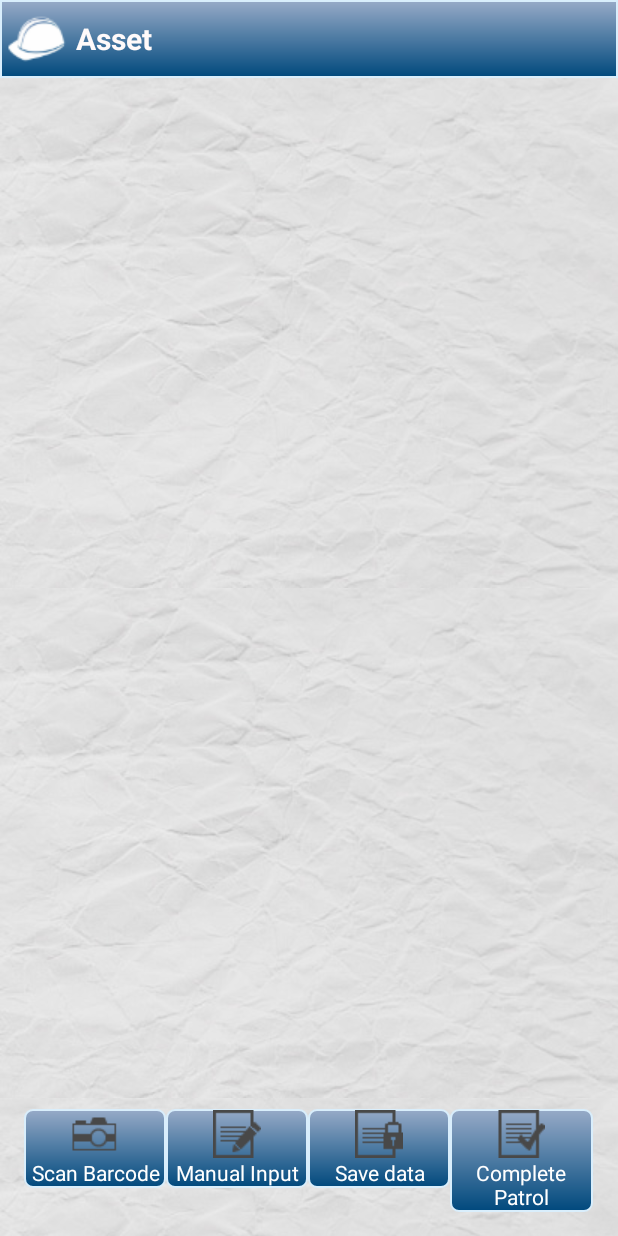
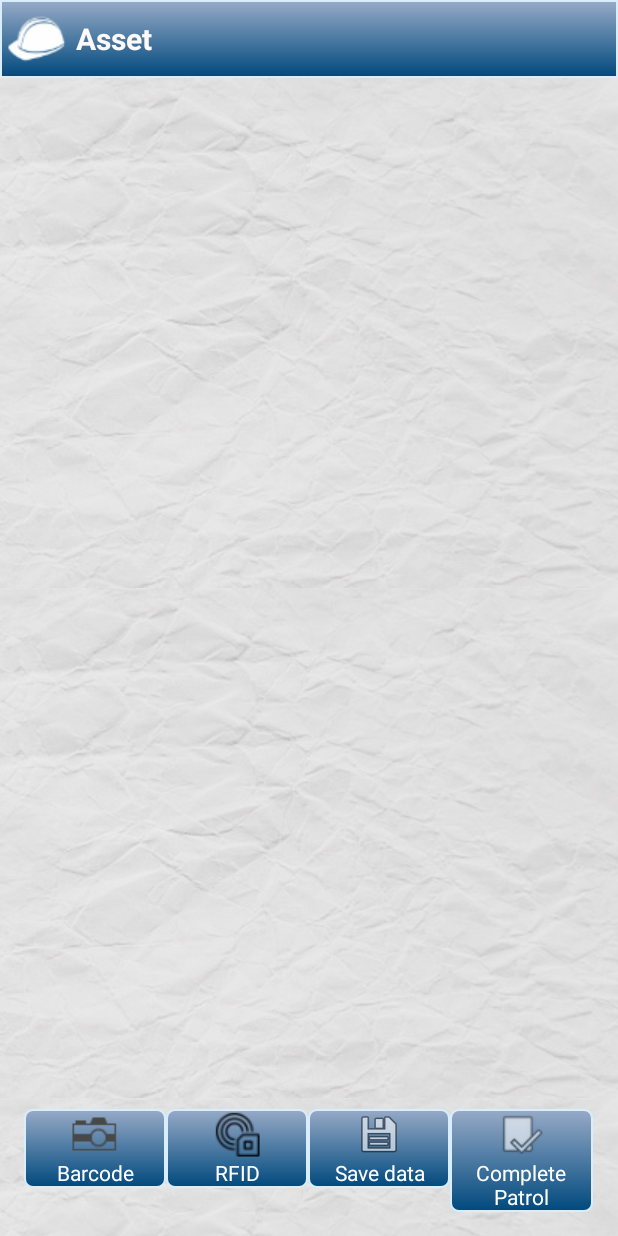
Before and after one commit to singerdmx/patrol, an Android app: the AssetsActivity screen opened directly, with no data from a screen before it, on a phone screen of 412 x 824 dp. Run offline under Robolectric (Android 15) with nearby library versions, the phone set to English and light mode, and no system bars; libraries missing offline, so code that uses them is left out: com.google.zxing.integration; 1 statement that could not run was skipped.

Commit message:
Add RFID button

```diff
--- a/mobile/app/src/main/java/com/mbrite/patrol/app/AssetsActivity.java
+++ b/mobile/app/src/main/java/com/mbrite/patrol/app/AssetsActivity.java
@@ -40,7 +40,6 @@ public class AssetsActivity extends ParentActivity {
         setContentView(R.layout.activity_assets);
         setWindowTitle(R.string.asset);
         setupScanButton();
-        setupInputButton();
         setupSaveDataButton();
         setupCompleteButton();
 
@@ -95,6 +94,9 @@ public class AssetsActivity extends ParentActivity {
                 intent.setFlags(Intent.FLAG_ACTIVITY_CLEAR_TOP);
                 startActivity(intent);
                 return true;
+            case R.id.manual_input:
+                manualInput();
+                return true;
             default:
                 return false;
         }
@@ -139,11 +141,7 @@ public class AssetsActivity extends ParentActivity {
         });
     }
 
-    private void setupInputButton() {
-        TextView inputButton = (TextView) findViewById(R.id.input_button);
-        inputButton.setOnClickListener(new View.OnClickListener() {
-            @Override
-            public void onClick(View view) {
+    private void manualInput() {
         Tracker.INSTANCE.targetAsset = null;
         final EditText input = new EditText(AssetsActivity.this);
         new AlertDialog.Builder(AssetsActivity.this, R.style.Theme_Base_AppCompat_Dialog_FixedSize)
@@ -167,8 +165,6 @@ public class AssetsActivity extends ParentActivity {
                 // Do nothing.
             }
         }).setIcon(android.R.drawable.ic_menu_edit).show();
-            }
-        });
     }
 
     private void setupSaveDataButton() {
--- a/mobile/app/src/main/res/layout/activity_assets.xml
+++ b/mobile/app/src/main/res/layout/activity_assets.xml
@@ -34,20 +34,20 @@
             android:drawableTop="@drawable/camera"
             android:gravity="center"
             android:orientation="vertical"
-            android:text="@string/scan_barcode"
+            android:text="@string/barcode"
             android:textColor="@color/white"></TextView>
 
         <TextView
-            android:id="@+id/input_button"
+            android:id="@+id/RFID_button"
             android:layout_width="0dp"
             android:layout_height="wrap_content"
             android:layout_weight=".20"
             android:background="@drawable/background_cyan"
             android:clickable="true"
-            android:drawableTop="@drawable/lined_paper_pencil"
+            android:drawableTop="@drawable/rfid"
             android:gravity="center"
             android:orientation="vertical"
-            android:text="@string/manual_input"
+            android:text="RFID"
             android:textColor="@color/white"></TextView>
 
         <TextView
@@ -57,7 +57,7 @@
             android:layout_weight=".20"
             android:background="@drawable/background_cyan"
             android:clickable="true"
-            android:drawableTop="@drawable/lined_paper_lock"
+            android:drawableTop="@android:drawable/ic_menu_save"
             android:gravity="center"
             android:orientation="vertical"
             android:text="@string/save_data"
@@ -70,7 +70,7 @@
             android:layout_weight=".20"
             android:background="@drawable/background_cyan"
             android:clickable="true"
-            android:drawableTop="@drawable/lined_paper_check"
+            android:drawableTop="@drawable/ic_menu_mark"
             android:gravity="center"
             android:orientation="vertical"
             android:text="@string/complete_patrol"
--- a/mobile/app/src/main/res/layout/activity_main.xml
+++ b/mobile/app/src/main/res/layout/activity_main.xml
@@ -58,7 +58,7 @@
             android:layout_weight=".33"
             android:background="@drawable/background_cyan"
             android:clickable="true"
-            android:drawableTop="@drawable/circleright"
+            android:drawableTop="@drawable/ic_go"
             android:gravity="center"
             android:orientation="vertical"
             android:text="@string/start_patrol"
--- a/mobile/app/src/main/res/menu/assets.xml
+++ b/mobile/app/src/main/res/menu/assets.xml
@@ -4,13 +4,17 @@
 
     <item
         android:id="@+id/logout"
-        android:icon="@drawable/userblock"
+        android:icon="@drawable/ic_menu_blocked_user"
         android:title="@string/logout" />
     <item
         android:id="@+id/settings"
         android:icon="@drawable/options"
         android:title="@string/settings" />
     <item
+        android:id="@+id/manual_input"
+        android:icon="@drawable/lined_paper_pencil"
+        android:title="@string/manual_input" />
+    <item
         android:id="@+id/summary"
         android:icon="@drawable/article"
         android:title="@string/summary" />
--- a/mobile/app/src/main/res/menu/barcode.xml
+++ b/mobile/app/src/main/res/menu/barcode.xml
@@ -4,7 +4,7 @@
 
     <item
         android:id="@+id/logout"
-        android:icon="@drawable/userblock"
+        android:icon="@drawable/ic_menu_blocked_user"
         android:title="@string/logout" />
     <item
         android:id="@+id/settings"
--- a/mobile/app/src/main/res/menu/main.xml
+++ b/mobile/app/src/main/res/menu/main.xml
@@ -4,7 +4,7 @@
 
     <item
         android:id="@+id/logout"
-        android:icon="@drawable/userblock"
+        android:icon="@drawable/ic_menu_blocked_user"
         android:title="@string/logout" />
     <item
         android:id="@+id/settings"
--- a/mobile/app/src/main/res/menu/measure.xml
+++ b/mobile/app/src/main/res/menu/measure.xml
@@ -4,7 +4,7 @@
 
     <item
         android:id="@+id/logout"
-        android:icon="@drawable/userblock"
+        android:icon="@drawable/ic_menu_blocked_user"
         android:title="@string/logout" />
     <item
         android:id="@+id/settings"
--- a/mobile/app/src/main/res/menu/notifications.xml
+++ b/mobile/app/src/main/res/menu/notifications.xml
@@ -4,7 +4,7 @@
 
     <item
         android:id="@+id/logout"
-        android:icon="@drawable/userblock"
+        android:icon="@drawable/ic_menu_blocked_user"
         android:title="@string/logout" />
     <item
         android:id="@+id/settings"
--- a/mobile/app/src/main/res/menu/points.xml
+++ b/mobile/app/src/main/res/menu/points.xml
@@ -4,7 +4,7 @@
 
     <item
         android:id="@+id/logout"
-        android:icon="@drawable/userblock"
+        android:icon="@drawable/ic_menu_blocked_user"
         android:title="@string/logout" />
     <item
         android:id="@+id/settings"
--- a/mobile/app/src/main/res/menu/scan_only_point.xml
+++ b/mobile/app/src/main/res/menu/scan_only_point.xml
@@ -4,7 +4,7 @@
 
     <item
         android:id="@+id/logout"
-        android:icon="@drawable/userblock"
+        android:icon="@drawable/ic_menu_blocked_user"
         android:title="@string/logout" />
     <item
         android:id="@+id/settings"
```
Also changed, not shown: mobile/app/src/main/java/com/mbrite/patrol/app/UploadTask.java (+0 -7 lines), mobile/app/src/main/res/drawable/ic_go.png (added), mobile/app/src/main/res/drawable/ic_menu_blocked_user.png (added), mobile/app/src/main/res/drawable/ic_menu_mark.png (added), mobile/app/src/main/res/drawable/lined_paper_pencil.png, mobile/app/src/main/res/drawable/rfid.png (added), 2 other files. Lines whose indentation alone changed are shown as unchanged.
